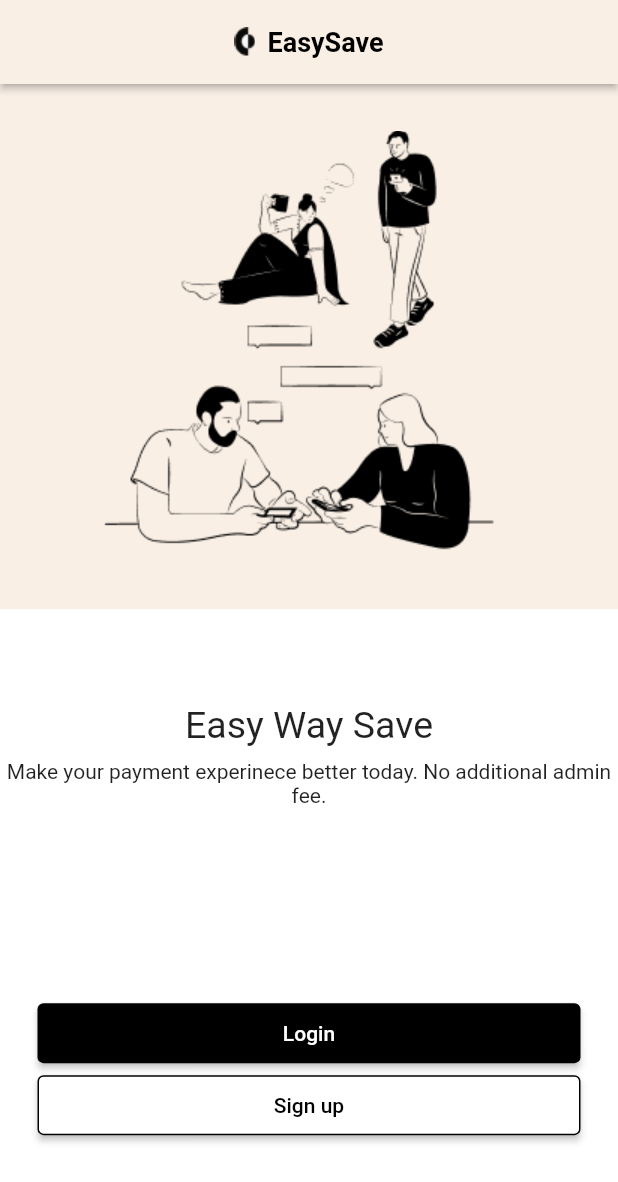
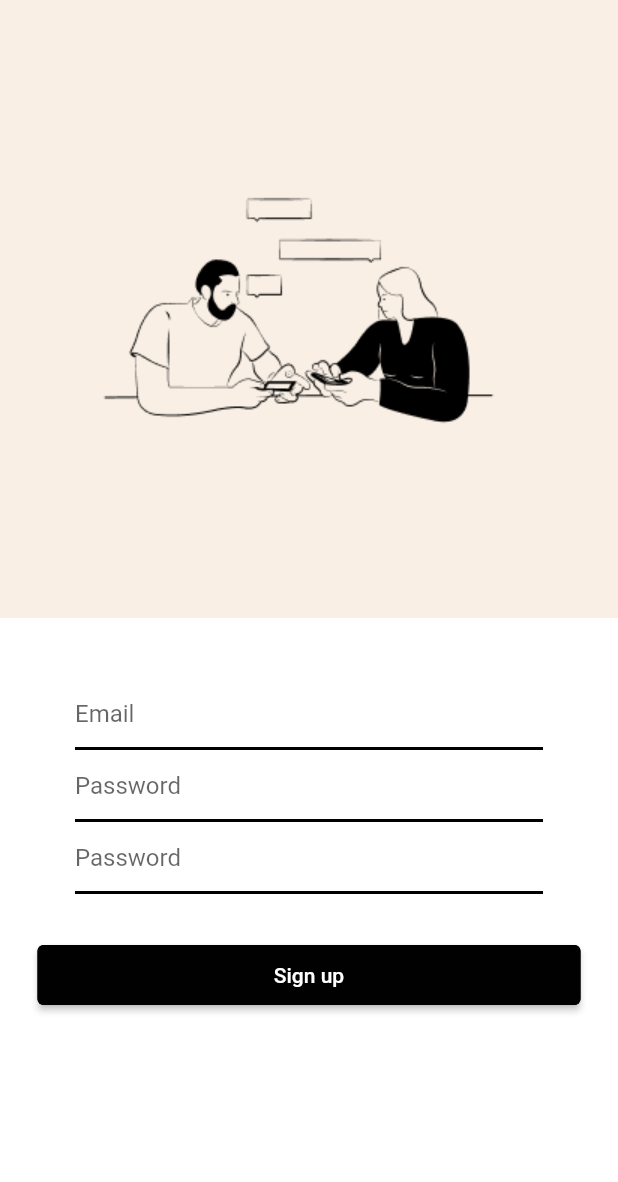
Before and after one commit to Fahd17/Ahsaabha, a Flutter app: the screen it shows after launch, on a phone screen of 412 x 824 dp. Shown: the top 1182 px of the screen. Run offline on Flutter 3.47's test engine with Material 2 defaults, Android fonts, the phone set to English and light mode, and no system bars.

Commit message:
Sign up page completed

```diff
--- /dev/null
+++ b/lib/custom_widget/custom_button.dart
@@ -0,0 +1,25 @@
+import 'package:flutter/material.dart';
+
+class CustomButton extends StatelessWidget {
+  const CustomButton({super.key, this.buttonText = "defult",
+   this.backgroundColor = 0xff010101,
+   this.foregroundColor = 0xffFFFFFF,
+   this.borderColor = 0xff010101});
+
+  final String buttonText;
+  final int backgroundColor;
+  final int foregroundColor;
+  final int borderColor;
+
+  @override
+  Widget build(BuildContext context) {
+    return ElevatedButton(
+        onPressed: () {},
+        style: ElevatedButton.styleFrom(
+            backgroundColor: Color(backgroundColor),
+            foregroundColor: Color(foregroundColor),
+            side: BorderSide(color: Color(borderColor)),
+            fixedSize: Size(MediaQuery.of(context).size.width - 50, 40)),
+        child: Text(buttonText));
+  }
+}
--- /dev/null
+++ b/lib/custom_widget/custom_text_field.dart
@@ -0,0 +1,23 @@
+// ignore_for_file: prefer_const_constructors
+
+import 'package:flutter/material.dart';
+
+class CustomTextField extends StatelessWidget {
+  const CustomTextField({super.key, this.textFieldHint = "Hint unavailable!"});
+
+  final String textFieldHint;
+  @override
+  Widget build(BuildContext context) {
+    return SizedBox(
+      width: MediaQuery.of(context).size.width - 100,
+      child: TextField(
+        decoration: InputDecoration(
+          hintText: textFieldHint ,
+          enabledBorder: UnderlineInputBorder(
+            borderSide: BorderSide(width: 2, color: Colors.black),
+          ),
+        ),
+      ),
+    );
+  }
+}
--- a/lib/main.dart
+++ b/lib/main.dart
@@ -1,3 +1,4 @@
+import 'package:ahsabha/views/sign_up_page.dart';
 import 'package:flutter/material.dart';
 import 'views/initial_page.dart';
 
@@ -11,6 +12,6 @@ class MainApp extends StatelessWidget {
   @override
   Widget build(BuildContext context) {
     return const MaterialApp(
-      home: (InitialPage()));
+      home: (SignUpPage()));
   }
 }
--- a/lib/views/initial_page.dart
+++ b/lib/views/initial_page.dart
@@ -1,5 +1,6 @@
 // ignore_for_file: prefer_const_constructors, prefer_const_literals_to_create_immutables
 
+import 'package:ahsabha/custom_widget/custom_button.dart';
 import 'package:flutter/material.dart';
 
 class InitialPage extends StatelessWidget {
@@ -41,29 +42,9 @@ class InitialPage extends StatelessWidget {
                     ),
                   ]),
                   Column(children: [
-                    ElevatedButton(
-                      onPressed: () {},
-                      style: ElevatedButton.styleFrom(
-                        backgroundColor: Colors.black,
-                        fixedSize: Size(
-                          MediaQuery.of(context).size.width-50,
-                          40
-                          )
-                      ),
-                      child: Text("Login"),
-                    ),
-                    ElevatedButton(onPressed: () {},
-                      style: ElevatedButton.styleFrom(
-                        backgroundColor: Colors.white,
-                        foregroundColor: Colors.black,
-                        side: BorderSide(color: Colors.black),
-                        fixedSize: Size(
-                          MediaQuery.of(context).size.width-50,
-                          40
-                          )
-                      ),
-                     child: Text("Sign up")
-                     ),
+                    CustomButton(buttonText: "Login"),
+                    CustomButton(buttonText: "Sign up", backgroundColor: 0xffFFFFFF,
+                    foregroundColor: 0xff010101, borderColor: 0xff010101),
                   ]),
                 ],
               )
--- /dev/null
+++ b/lib/views/sign_up_page.dart
@@ -0,0 +1,48 @@
+// ignore_for_file: prefer_const_constructors, prefer_const_literals_to_create_immutables
+
+import 'package:ahsabha/custom_widget/custom_button.dart';
+import 'package:flutter/material.dart';
+import 'package:ahsabha/custom_widget/custom_text_field.dart';
+
+class SignUpPage extends StatelessWidget {
+  const SignUpPage({super.key});
+
+  @override
+  Widget build(BuildContext context) {
+    return Scaffold(
+      backgroundColor: Color(0xffF9EFE5),
+      body: SafeArea(
+        child: Column(
+          children: [
+            Image.asset(
+              "assets/images/imageSignUp.png",
+              width: MediaQuery.of(context).size.width,
+              height: MediaQuery.of(context).size.height/2,
+            ),
+            Expanded(
+              child: Container(
+                color: Colors.white,
+                width: MediaQuery.of(context).size.width,
+                height: MediaQuery.of(context).size.height/2,
+                child: Column(
+                  children: [
+                    SizedBox(
+                      height: 40,
+                    ),
+                    CustomTextField(textFieldHint: "Email"),
+                    CustomTextField(textFieldHint: "Password"),
+                    CustomTextField(textFieldHint: "Password"),
+                    SizedBox(
+                      height: 30,
+                    ),
+                    CustomButton(buttonText: "Sign up")
+
+                  ]),
+              ),
+            ),
+          ],
+        ),
+      ),
+    );
+  }
+}
```
Also changed, not shown: assets/images/imageSignUp.png (added).
